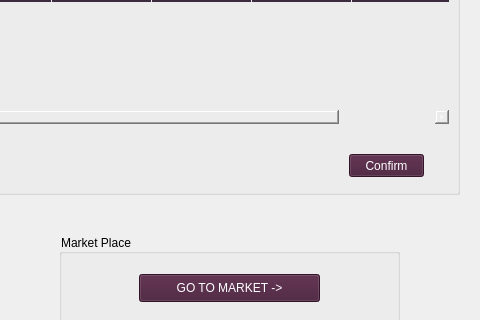
Above: Multiplayer.ui from senormaarij/DBS_Project_GameManageSys before the change; both pictures show x 411 to 891 and y 106 to 426 of the 891 by 514 pixel window. Below: the same form after it.
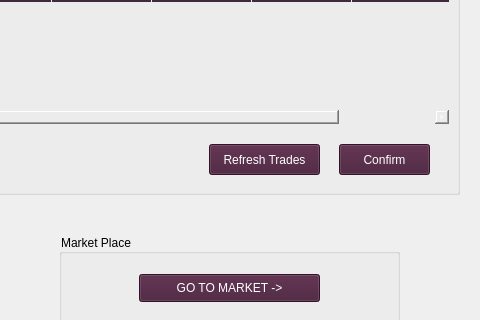
That is the form after the change. Icons and pictures are not drawn.

Commit message: refresh button added in trade

Diff of the .ui file:
```diff
--- a/Multiplayer.ui
+++ b/Multiplayer.ui
@@ -99,10 +99,10 @@
     <widget class="QPushButton" name="TradeConfirm">
      <property name="geometry">
       <rect>
-       <x>510</x>
-       <y>220</y>
-       <width>75</width>
-       <height>23</height>
+       <x>500</x>
+       <y>210</y>
+       <width>91</width>
+       <height>31</height>
       </rect>
      </property>
      <property name="styleSheet">
@@ -113,6 +113,23 @@
       <string>Confirm</string>
      </property>
     </widget>
+    <widget class="QPushButton" name="refreshtrades">
+     <property name="geometry">
+      <rect>
+       <x>370</x>
+       <y>210</y>
+       <width>111</width>
+       <height>31</height>
+      </rect>
+     </property>
+     <property name="styleSheet">
+      <string notr="true">background-color:rgb(70, 27, 55);
+color: white;</string>
+     </property>
+     <property name="text">
+      <string>Refresh Trades</string>
+     </property>
+    </widget>
    </widget>
    <widget class="QLabel" name="label">
     <property name="geometry">
```
Left out of the diff: 2 changed lines with no effect on the pictures.
